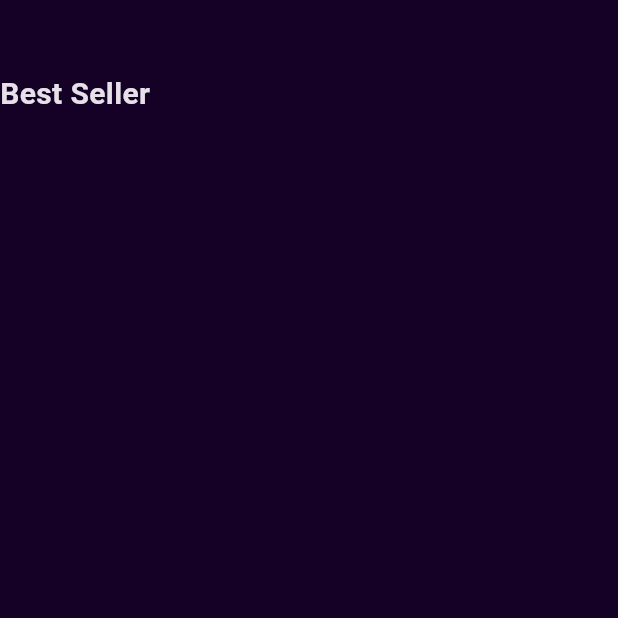
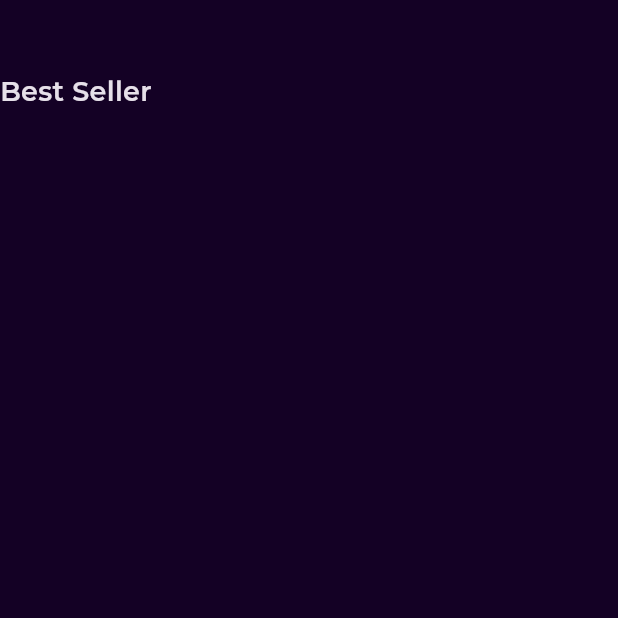
Before and after one commit to YakeenSap9h/bookly_app, a Flutter app: the screen it shows after launch, on a phone screen of 412 x 824 dp, the part 535-1153 px from its top. Run offline on Flutter 3.47's test engine with Material 3 defaults, Android fonts, the phone set to English and light mode, and no system bars; our stand-ins replace font_awesome_flutter, get, google_fonts.

Commit message:
add font family to our app

```diff
--- a/lib/core/utils/styles.dart
+++ b/lib/core/utils/styles.dart
@@ -2,7 +2,7 @@ import 'package:flutter/material.dart';
 
 abstract class Styles {
   static const titleMedium = TextStyle(
-    fontSize: 20,
+    fontSize: 18,
     fontWeight: FontWeight.w600,
   );
 }
--- a/lib/main.dart
+++ b/lib/main.dart
@@ -2,6 +2,7 @@ import 'package:bookly_app/constants.dart';
 import 'package:bookly_app/features/splash/presetation/views/splash_view.dart';
 import 'package:flutter/material.dart';
 import 'package:get/get_navigation/src/root/get_material_app.dart';
+import 'package:google_fonts/google_fonts.dart';
 
 void main() {
   runApp(const BooklyApp());
@@ -14,7 +15,10 @@ class BooklyApp extends StatelessWidget {
   Widget build(BuildContext context) {
     return GetMaterialApp(
       debugShowCheckedModeBanner: false,
-      theme: ThemeData.dark().copyWith(scaffoldBackgroundColor: kPrimaryColor),
+      theme: ThemeData.dark().copyWith(
+        scaffoldBackgroundColor: kPrimaryColor,
+        textTheme: GoogleFonts.montserratTextTheme(ThemeData.dark().textTheme),
+      ),
       home: const SplashView(),
     );
   }
--- a/pubspec.yaml
+++ b/pubspec.yaml
@@ -28,11 +28,12 @@ environment:
 # the latest version available on pub.dev. To see which dependencies have newer
 # versions available, run `flutter pub outdated`.
 dependencies:
-  font_awesome_flutter: ^10.10.0
   cupertino_icons: ^1.0.8
   flutter:
     sdk: flutter
+  font_awesome_flutter: ^10.10.0
   get: ^4.7.2
+  google_fonts: ^6.3.2
 
 dev_dependencies:
   flutter_lints: ^5.0.0
```
Also changed, not shown: assets/fonts/Montserrat-Black.ttf (added), pubspec.lock, 1 other file.
